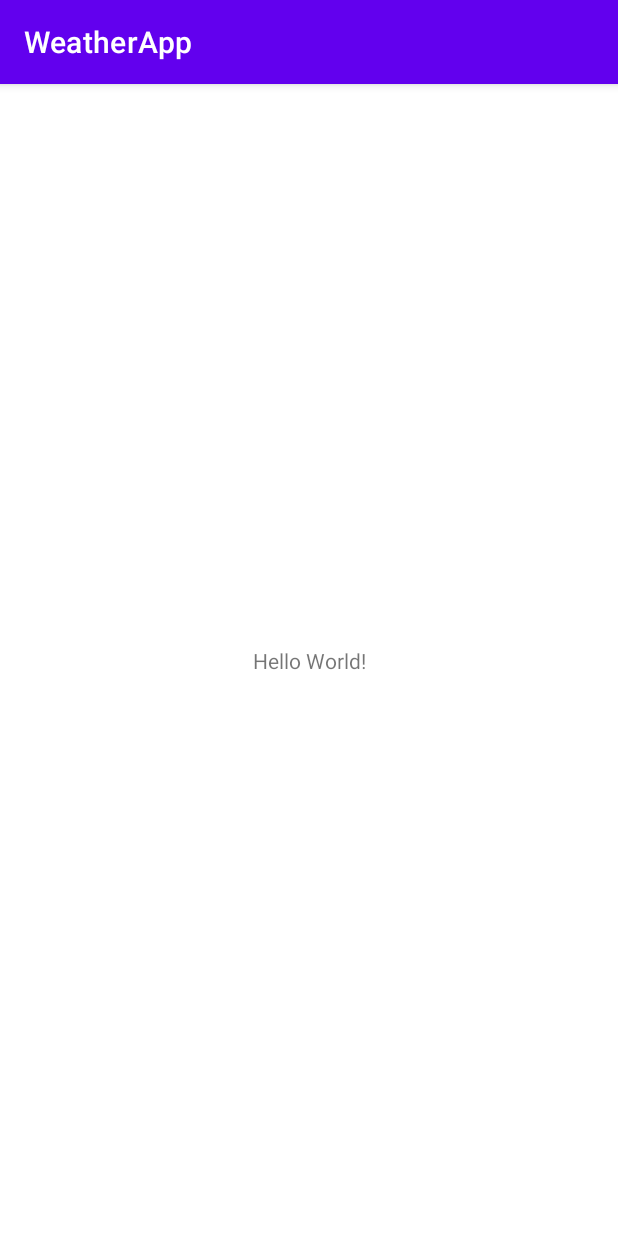
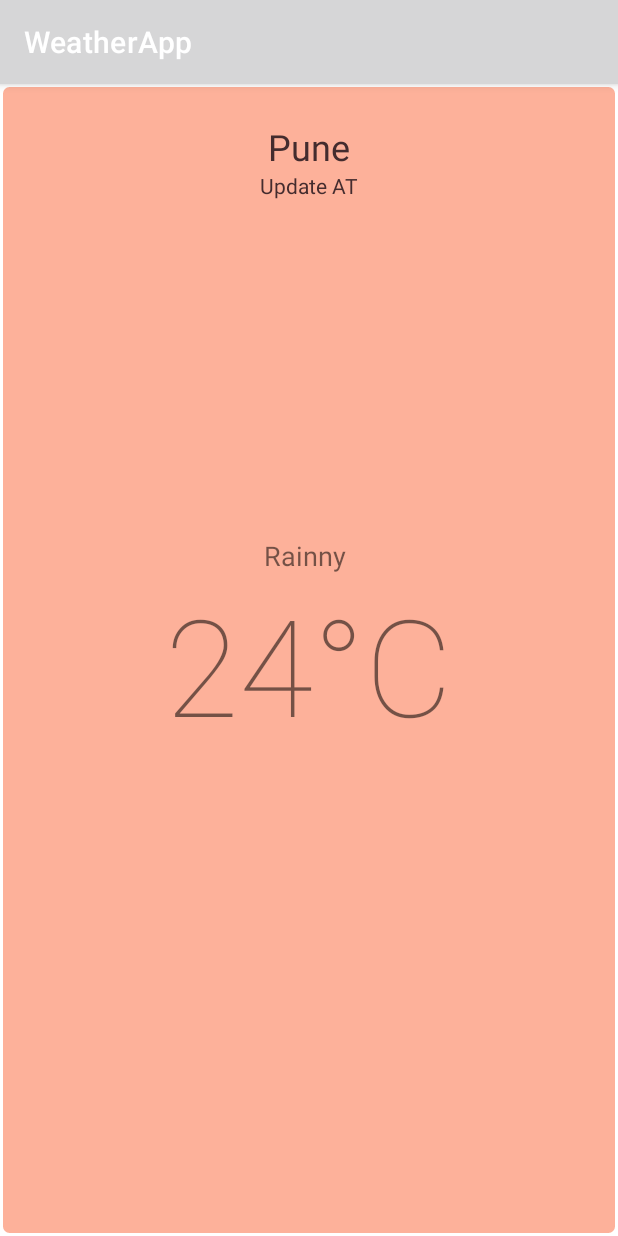
Before and after one commit to onkar-dokhe/Weather-App, an Android app: the screen it shows after launch (MainActivity), on a phone screen of 412 x 824 dp. Run offline under Robolectric (Android 15) with nearby library versions, the phone set to English and light mode, and no system bars.

Commit message:
UI Improving

```diff
--- /dev/null
+++ b/app/src/main/res/drawable/mainbg.xml
@@ -0,0 +1,6 @@
+<?xml version="1.0" encoding="utf-8"?>
+<shape android:shape="rectangle" xmlns:android="http://schemas.android.com/apk/res/android">
+    <solid android:color="#fdb19a"/>
+    <corners android:radius="5dp"/>
+    <stroke android:width="2dp" android:color="@color/white"/>
+</shape>
--- a/app/src/main/res/layout/activity_main.xml
+++ b/app/src/main/res/layout/activity_main.xml
@@ -1,18 +1,78 @@
 <?xml version="1.0" encoding="utf-8"?>
-<androidx.constraintlayout.widget.ConstraintLayout xmlns:android="http://schemas.android.com/apk/res/android"
+<RelativeLayout xmlns:android="http://schemas.android.com/apk/res/android"
     xmlns:app="http://schemas.android.com/apk/res-auto"
     xmlns:tools="http://schemas.android.com/tools"
     android:layout_width="match_parent"
     android:layout_height="match_parent"
+    android:orientation="vertical"
+    android:padding="25dp"
+    android:background="@drawable/mainbg"
     tools:context=".MainActivity">
 
-    <TextView
-        android:layout_width="wrap_content"
-        android:layout_height="wrap_content"
-        android:text="Hello World!"
-        app:layout_constraintBottom_toBottomOf="parent"
-        app:layout_constraintLeft_toLeftOf="parent"
-        app:layout_constraintRight_toRightOf="parent"
-        app:layout_constraintTop_toTopOf="parent" />
+    <RelativeLayout
+        android:id="@+id/mainContainer"
+        android:layout_width="match_parent"
+        android:layout_height="match_parent"
+        android:visibility="visible">
 
-</androidx.constraintlayout.widget.ConstraintLayout>
+        <LinearLayout
+            android:id="@+id/addresscontainer_Layout"
+            android:layout_width="match_parent"
+            android:layout_height="wrap_content"
+            android:gravity="center"
+            android:orientation="vertical">
+
+        <TextView
+            android:id="@+id/address"
+            android:textSize="24dp"
+            android:layout_width="wrap_content"
+            android:layout_height="wrap_content"
+            android:text="Pune"
+            android:textColor="@color/text_and_main"/>
+
+            <TextView
+                android:id="@+id/uodate_at"
+                android:layout_width="wrap_content"
+                android:layout_height="wrap_content"
+                android:text="Update AT"
+                android:textColor="@color/text_and_main"
+                android:textSize="14dp"/>
+        </LinearLayout>
+
+        <LinearLayout
+            android:id="@+id/overviewcontainer"
+            android:layout_width="wrap_content"
+            android:layout_height="wrap_content"
+            android:layout_centerInParent="true"
+            android:orientation="vertical">
+
+            <TextView
+                android:id="@+id/status"
+                android:textSize="18sp"
+                android:text="Rainny "
+                android:layout_gravity="center"
+                android:layout_width="wrap_content"
+                android:layout_height="wrap_content"/>
+
+            <TextView
+                android:id="@+id/temp"
+                android:textSize="90sp"
+                android:fontFamily="sans-serif-thin"
+                android:gravity="center"
+                android:text="24°C"
+                android:layout_width="wrap_content"
+                android:layout_height="wrap_content"/>
+
+            <LinearLayout
+                android:layout_width="wrap_content"
+                android:layout_height="wrap_content"
+                android:gravity="center"
+                android:orientation="horizontal"/>
+
+            <TextView
+                android:layout_width="wrap_content"
+                android:layout_height="wrap_content"/>
+        </LinearLayout>
+    </RelativeLayout>
+
+</RelativeLayout>
--- a/app/src/main/res/values/colors.xml
+++ b/app/src/main/res/values/colors.xml
@@ -1,10 +1,6 @@
 <?xml version="1.0" encoding="utf-8"?>
 <resources>
-    <color name="purple_200">#FFBB86FC</color>
-    <color name="purple_500">#FF6200EE</color>
-    <color name="purple_700">#FF3700B3</color>
-    <color name="teal_200">#FF03DAC5</color>
-    <color name="teal_700">#FF018786</color>
     <color name="black">#FF000000</color>
+    <color name="text_and_main">#442C2E</color>
     <color name="white">#FFFFFFFF</color>
 </resources>
```
